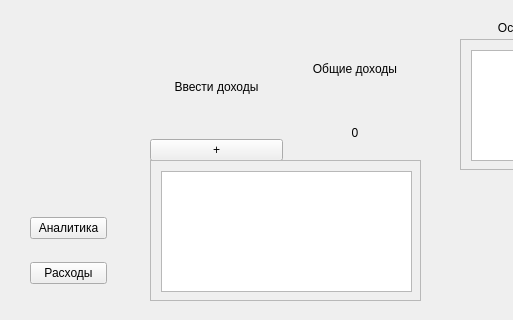
Old version of the form untitled1/income.ui in the repository LevGolodin/C-Project; both pictures show x 0 to 513 and y 0 to 320 of the 800 by 600 pixel window.
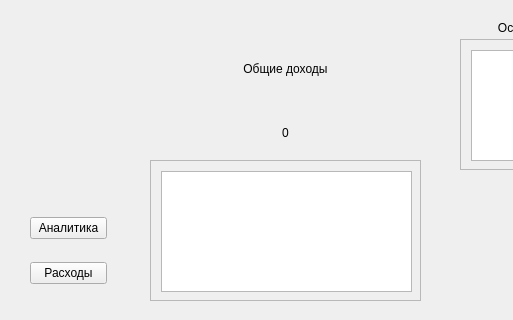
New version of the form.

Patch:
```diff
--- a/untitled1/income.ui
+++ b/untitled1/income.ui
@@ -83,27 +83,6 @@
      </rect>
     </property>
     <layout class="QHBoxLayout" name="horizontalLayout">
-     <item>
-      <layout class="QVBoxLayout" name="verticalLayout_3">
-       <item>
-        <widget class="QLabel" name="label_2">
-         <property name="text">
-          <string>Ввести доходы</string>
-         </property>
-         <property name="alignment">
-          <set>Qt::AlignCenter</set>
-         </property>
-        </widget>
-       </item>
-       <item>
-        <widget class="QPushButton" name="addIncome">
-         <property name="text">
-          <string>+</string>
-         </property>
-        </widget>
-       </item>
-      </layout>
-     </item>
      <item>
       <layout class="QVBoxLayout" name="verticalLayout_2">
        <item>
```
